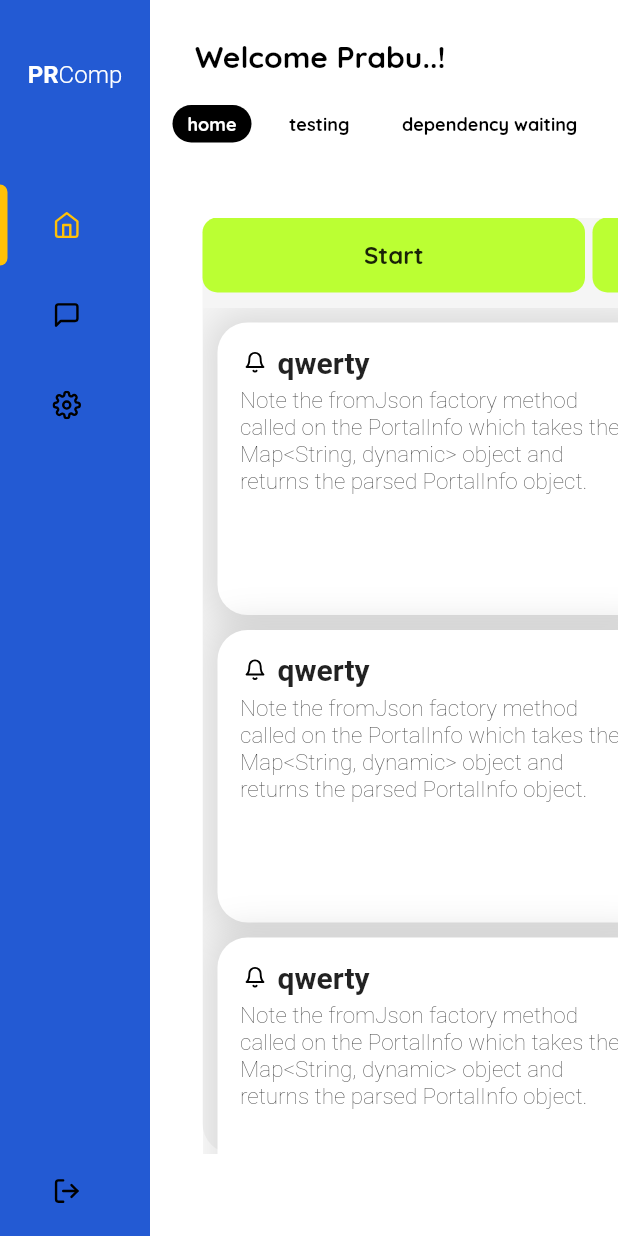
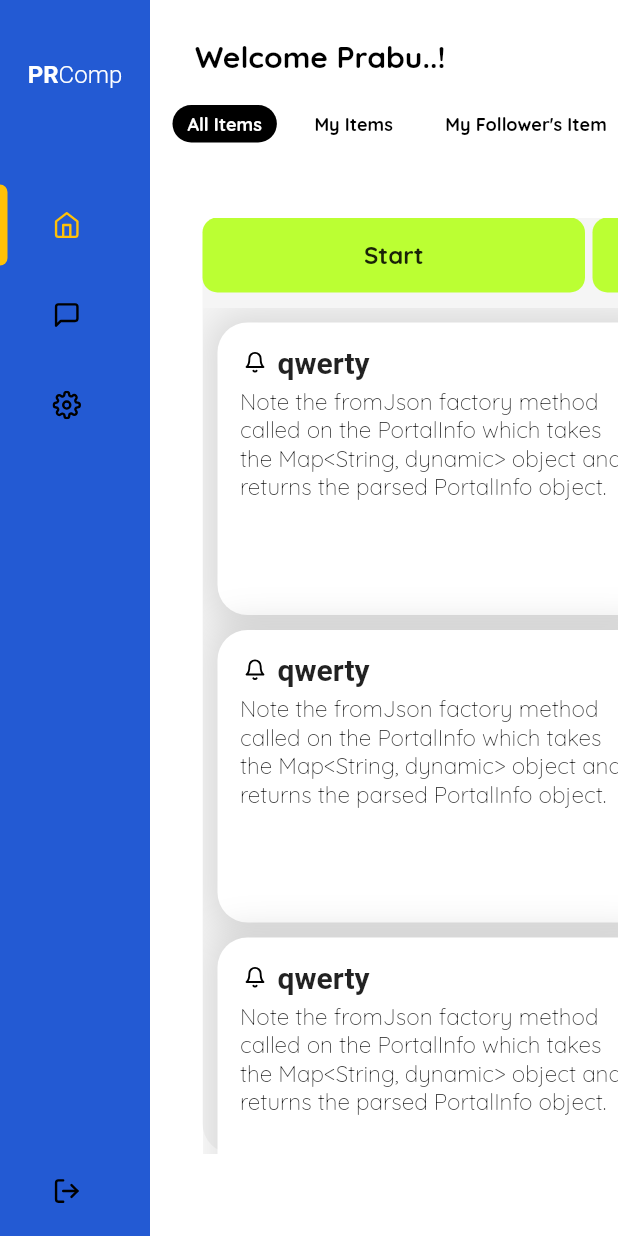
Before and after one commit to praburocking/flutterWebTraining, a Flutter app: the screen it shows after launch, on a phone screen of 412 x 824 dp. Run offline on Flutter 3.47's test engine with Material 2 defaults, Android fonts, the phone set to English and light mode, and no system bars; our stand-ins replace flutter_vector_icons, google_fonts, url_strategy; Roboto replaces fonts that are missing (Akronim).

Commit message:
url and drag and drop issues fixed

```diff
--- a/lib/Dashboard.dart
+++ b/lib/Dashboard.dart
@@ -9,7 +9,12 @@ class DashBoard extends StatefulWidget {
 }
 
 class _DashBoardState extends State<DashBoard> {
-  List<String> tabs = ['home', 'testing', 'dependency waiting', 'completed'];
+  List<String> tabs = [
+    'All Items',
+    'My Items',
+    'My Follower\'s Item',
+    'My Item + My Follower\'s Item'
+  ];
   int selected = 0;
   void tabSelect(int num) {
     setState(() {
--- a/lib/dashboard/DraggableCard.dart
+++ b/lib/dashboard/DraggableCard.dart
@@ -47,7 +47,8 @@ class _DraggableCardState extends State<DraggableCard> {
             },
             child: Draggable(
               child: kanbanCard,
-              feedback: kanbanCard,
+              feedback:
+                  Material(type: MaterialType.transparency, child: kanbanCard),
               data: {"id": widget.id},
             )));
   }
--- a/lib/dashboard/KanbanCard.dart
+++ b/lib/dashboard/KanbanCard.dart
@@ -68,7 +68,7 @@ class _KanbanCardState extends State<KanbanCard> {
               margin: EdgeInsets.only(top: 5),
               child: Text(
                 widget.text,
-                style: GoogleFonts.akronim(
+                style: GoogleFonts.quicksand(
                     fontWeight: FontWeight.w100, fontSize: 15),
               ),
             )
--- a/lib/main.dart
+++ b/lib/main.dart
@@ -1,8 +1,10 @@
 import 'package:flutter/material.dart';
 import 'package:myapp/Dashboard.dart';
 import 'package:myapp/NavBar.dart';
+import 'package:url_strategy/url_strategy.dart';
 
 void main() {
+  setPathUrlStrategy();
   runApp(MaterialApp(home: MyApp()));
 }
 
--- a/pubspec.yaml
+++ b/pubspec.yaml
@@ -25,6 +25,7 @@ dependencies:
     sdk: flutter
   flutter_vector_icons: ^1.0.0
   google_fonts: ^2.0.0
+  url_strategy: ^0.2.0
 
 
   # The following adds the Cupertino Icons font to your application.
```
Also changed, not shown: pubspec.lock.
